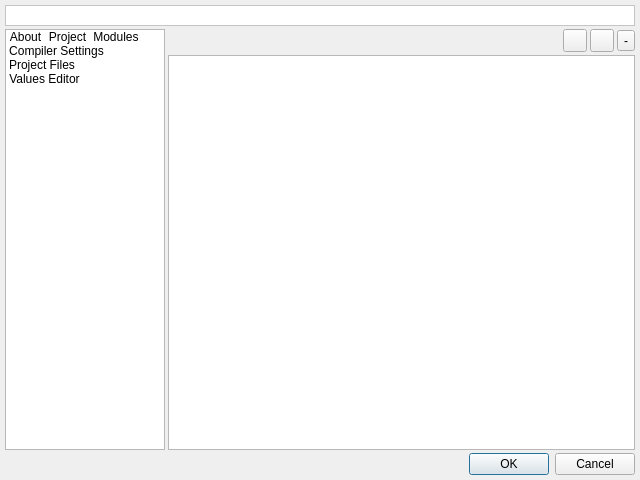
Qt form v2/branches/newxup/plugins/xup/QMake/src/gui/UISimpleQMakeEditor.ui (testmana2/mks) before a commit.
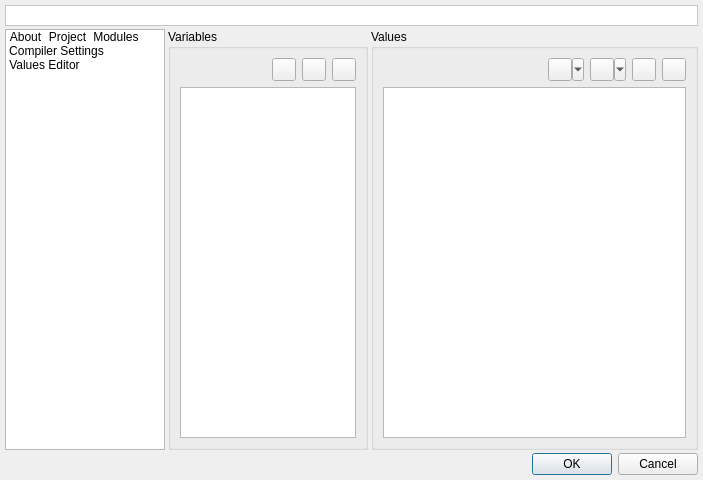
The same form after that commit. The open tabs and pages were chosen to show the change. Icons and pictures are not drawn.

Commit message: Removed Project Files page from the project settings

Diff of the .ui file:
```diff
--- a/v2/branches/newxup/plugins/xup/QMake/src/gui/UISimpleQMakeEditor.ui
+++ b/v2/branches/newxup/plugins/xup/QMake/src/gui/UISimpleQMakeEditor.ui
@@ -6,7 +6,7 @@
    <rect>
     <x>0</x>
     <y>0</y>
-    <width>640</width>
+    <width>703</width>
     <height>480</height>
    </rect>
   </property>
@@ -82,15 +82,6 @@
         <normaloff>:/xupeditor/icons/xupeditor/settings.png</normaloff>:/xupeditor/icons/xupeditor/settings.png</iconset>
       </property>
      </item>
-     <item>
-      <property name="text">
-       <string>Project Files</string>
-      </property>
-      <property name="icon">
-       <iconset resource="../../../../../monkey/src/resources/resources.qrc">
-        <normaloff>:/xupeditor/icons/xupeditor/files.png</normaloff>:/xupeditor/icons/xupeditor/files.png</iconset>
-      </property>
-     </item>
      <item>
       <property name="text">
        <string>Values Editor</string>
@@ -726,74 +717,6 @@
        </item>
       </layout>
      </widget>
-     <widget class="QWidget" name="wProjectFiles">
-      <layout class="QGridLayout" name="gridLayout_5">
-       <property name="margin">
-        <number>0</number>
-       </property>
-       <property name="spacing">
-        <number>3</number>
-       </property>
-       <item row="0" column="0">
-        <spacer name="horizontalSpacer">
-         <property name="orientation">
-          <enum>Qt::Horizontal</enum>
-         </property>
-         <property name="sizeHint" stdset="0">
-          <size>
-           <width>40</width>
-           <height>20</height>
-          </size>
-         </property>
-        </spacer>
-       </item>
-       <item row="0" column="1">
-        <widget class="QToolButton" name="tbAddFile">
-         <property name="icon">
-          <iconset resource="../../../../../monkey/src/resources/resources.qrc">
-           <normaloff>:/listeditor/icons/listeditor/add.png</normaloff>:/listeditor/icons/listeditor/add.png</iconset>
-         </property>
-        </widget>
-       </item>
-       <item row="0" column="2">
-        <widget class="QToolButton" name="tbEditFile">
-         <property name="icon">
-          <iconset resource="../../../../../monkey/src/resources/resources.qrc">
-           <normaloff>:/listeditor/icons/listeditor/edit.png</normaloff>:/listeditor/icons/listeditor/edit.png</iconset>
-         </property>
-        </widget>
-       </item>
-       <item row="0" column="3">
-        <widget class="QToolButton" name="tbRemoveFile">
-         <property name="text">
-          <string>-</string>
-         </property>
-         <property name="icon">
-          <iconset resource="../../../../../monkey/src/resources/resources.qrc">
-           <normaloff>:/listeditor/icons/listeditor/remove.png</normaloff>:/listeditor/icons/listeditor/remove.png</iconset>
-         </property>
-        </widget>
-       </item>
-       <item row="1" column="0" colspan="4">
-        <widget class="QTreeWidget" name="twFiles">
-         <property name="selectionMode">
-          <enum>QAbstractItemView::ExtendedSelection</enum>
-         </property>
-         <property name="allColumnsShowFocus">
-          <bool>true</bool>
-         </property>
-         <property name="headerHidden">
-          <bool>true</bool>
-         </property>
-         <column>
-          <property name="text">
-           <string>1</string>
-          </property>
-         </column>
-        </widget>
-       </item>
-      </layout>
-     </widget>
      <widget class="QWidget" name="wValuesEditor">
       <layout class="QHBoxLayout" name="horizontalLayout">
        <property name="spacing">
```
Left out of the diff: 4 changed lines with no effect on the pictures. The commit also changes 8 other files.
